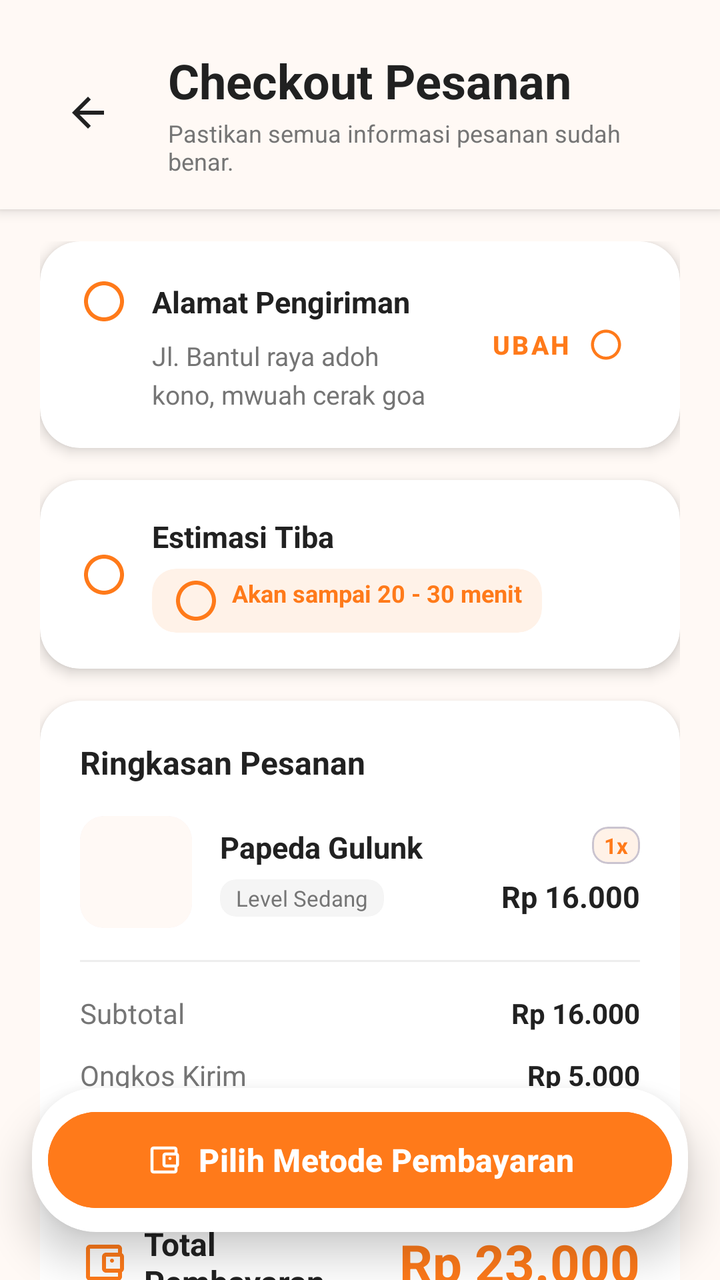
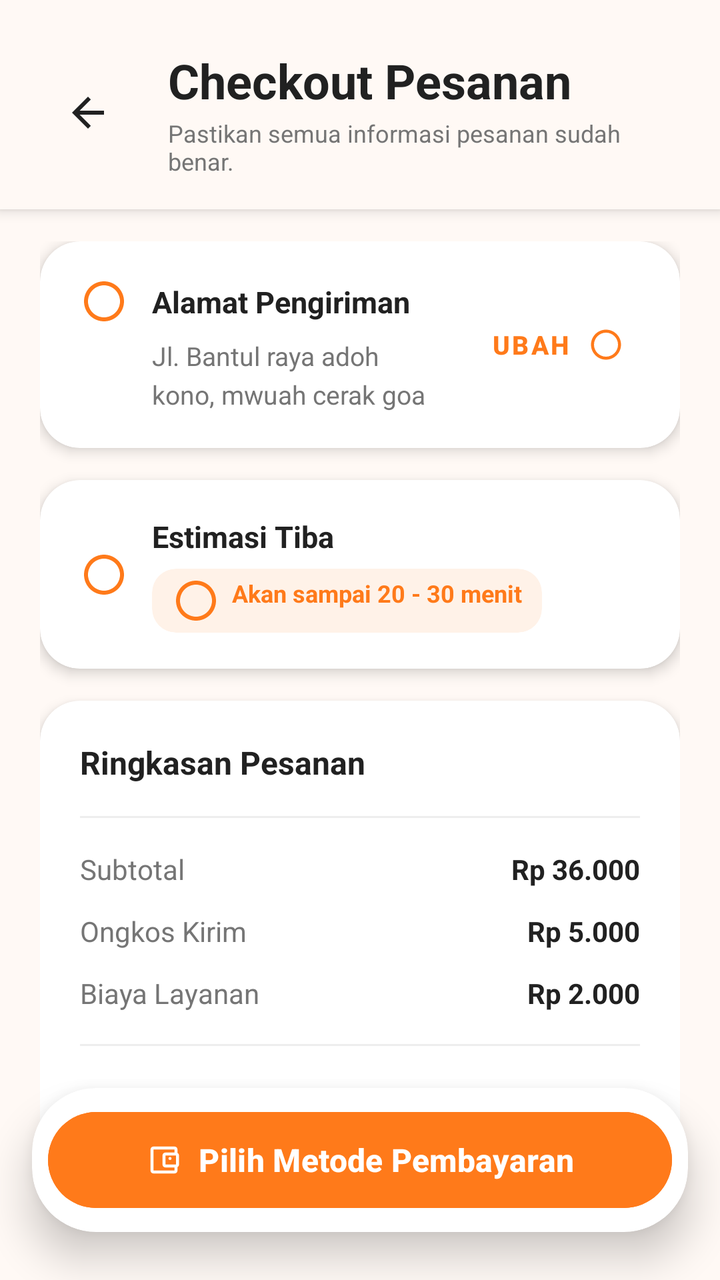

Screens rendered from an Android XML layout before and after an edit, with the pre-edit source and the edit as a unified diff.
<!-- AndroidManifest.xml: application theme Theme.Cemil_feels -->
<!-- res/layout/activity_checkout.xml -->
<?xml version="1.0" encoding="utf-8"?>
<androidx.constraintlayout.widget.ConstraintLayout xmlns:android="http://schemas.android.com/apk/res/android"
    xmlns:app="http://schemas.android.com/apk/res-auto"
    xmlns:tools="http://schemas.android.com/tools"
    android:layout_width="match_parent"
    android:layout_height="match_parent"
    android:background="#FFF9F5">

    
    <androidx.constraintlayout.widget.ConstraintLayout
        android:id="@+id/layout_checkout_header"
        android:layout_width="match_parent"
        android:layout_height="wrap_content"
        android:paddingHorizontal="20dp"
        android:paddingTop="24dp"
        android:paddingBottom="16dp"
        android:background="#FFF9F5"
        android:elevation="4dp"
        app:layout_constraintTop_toTopOf="parent">

        <ImageButton
            android:id="@+id/btn_checkout_back"
            android:layout_width="48dp"
            android:layout_height="48dp"
            android:background="?attr/selectableItemBackgroundBorderless"
            android:contentDescription="Kembali"
            app:srcCompat="@drawable/ic_arrow_back"
            app:tint="#212121"
            app:layout_constraintBottom_toBottomOf="parent"
            app:layout_constraintStart_toStartOf="parent"
            app:layout_constraintTop_toTopOf="parent" />

        <LinearLayout
            android:layout_width="0dp"
            android:layout_height="wrap_content"
            android:orientation="vertical"
            android:layout_marginStart="16dp"
            app:layout_constraintBottom_toBottomOf="@id/btn_checkout_back"
            app:layout_constraintEnd_toEndOf="parent"
            app:layout_constraintStart_toEndOf="@id/btn_checkout_back"
            app:layout_constraintTop_toTopOf="@id/btn_checkout_back">

            <TextView
                android:id="@+id/tv_checkout_title"
                android:layout_width="wrap_content"
                android:layout_height="wrap_content"
                android:text="Checkout Pesanan"
                android:textColor="#212121"
                android:textSize="24sp"
                android:textStyle="bold" />

            <TextView
                android:layout_width="wrap_content"
                android:layout_height="wrap_content"
                android:text="Pastikan semua informasi pesanan sudah benar."
                android:textColor="#757575"
                android:textSize="12sp"
                android:layout_marginTop="2dp" />
        </LinearLayout>
    </androidx.constraintlayout.widget.ConstraintLayout>

    
    <androidx.core.widget.NestedScrollView
        android:layout_width="match_parent"
        android:layout_height="0dp"
        android:clipToPadding="false"
        android:paddingHorizontal="20dp"
        android:paddingTop="16dp"
        android:paddingBottom="120dp"
        app:layout_constraintBottom_toBottomOf="parent"
        app:layout_constraintTop_toBottomOf="@id/layout_checkout_header">

        <LinearLayout
            android:layout_width="match_parent"
            android:layout_height="wrap_content"
            android:orientation="vertical">

            
            <com.google.android.material.card.MaterialCardView
                android:layout_width="match_parent"
                android:layout_height="wrap_content"
                android:layout_marginBottom="16dp"
                app:cardCornerRadius="20dp"
                app:cardElevation="4dp"
                app:strokeWidth="0dp"
                app:cardBackgroundColor="#FFFFFF">

                <androidx.constraintlayout.widget.ConstraintLayout
                    android:layout_width="match_parent"
                    android:layout_height="wrap_content"
                    android:paddingHorizontal="20dp"
                    android:paddingVertical="18dp">

                    <ImageView
                        android:id="@+id/iv_address_icon"
                        android:layout_width="24dp"
                        android:layout_height="24dp"
                        app:srcCompat="@drawable/ic_location_on"
                        app:tint="#FF7A1A"
                        app:layout_constraintStart_toStartOf="parent"
                        app:layout_constraintTop_toTopOf="parent"
                        android:contentDescription="Ikon Alamat" />

                    <TextView
                        android:id="@+id/tv_address_label"
                        android:layout_width="wrap_content"
                        android:layout_height="wrap_content"
                        android:layout_marginStart="12dp"
                        android:text="Alamat Pengiriman"
                        android:textColor="#212121"
                        android:textStyle="bold"
                        android:textSize="15sp"
                        app:layout_constraintStart_toEndOf="@id/iv_address_icon"
                        app:layout_constraintTop_toTopOf="@id/iv_address_icon"
                        app:layout_constraintBottom_toBottomOf="@id/iv_address_icon"/>

                    <TextView
                        android:id="@+id/tv_address_details"
                        android:layout_width="0dp"
                        android:layout_height="wrap_content"
                        android:layout_marginStart="12dp"
                        android:layout_marginTop="8dp"
                        android:layout_marginEnd="12dp"
                        android:text="Jl. Bantul raya adoh kono, mwuah cerak goa"
                        android:textColor="#757575"
                        android:textSize="13sp"
                        android:maxLines="2"
                        android:ellipsize="end"
                        android:lineSpacingExtra="4dp"
                        app:layout_constraintStart_toEndOf="@id/iv_address_icon"
                        app:layout_constraintEnd_toStartOf="@id/btn_change_address"
                        app:layout_constraintTop_toBottomOf="@id/tv_address_label" />

                    <com.google.android.material.button.MaterialButton
                        android:id="@+id/btn_change_address"
                        style="@style/Widget.MaterialComponents.Button.TextButton"
                        android:layout_width="wrap_content"
                        android:layout_height="40dp"
                        android:text="Ubah"
                        android:textSize="13sp"
                        android:textStyle="bold"
                        android:textColor="#FF7A1A"
                        app:icon="@drawable/ic_chevron_right"
                        app:iconTint="#FF7A1A"
                        app:iconGravity="end"
                        app:layout_constraintBottom_toBottomOf="parent"
                        app:layout_constraintEnd_toEndOf="parent"
                        app:layout_constraintTop_toTopOf="parent" />
                </androidx.constraintlayout.widget.ConstraintLayout>
            </com.google.android.material.card.MaterialCardView>

            
            <com.google.android.material.card.MaterialCardView
                android:layout_width="match_parent"
                android:layout_height="wrap_content"
                android:layout_marginBottom="16dp"
                app:cardCornerRadius="20dp"
                app:cardElevation="4dp"
                app:strokeWidth="0dp"
                app:cardBackgroundColor="#FFFFFF">

                <androidx.constraintlayout.widget.ConstraintLayout
                    android:layout_width="match_parent"
                    android:layout_height="wrap_content"
                    android:paddingHorizontal="20dp"
                    android:paddingVertical="18dp">

                    <ImageView
                        android:id="@+id/iv_delivery_icon"
                        android:layout_width="24dp"
                        android:layout_height="24dp"
                        app:srcCompat="@drawable/ic_local_shipping"
                        app:tint="#FF7A1A"
                        app:layout_constraintBottom_toBottomOf="parent"
                        app:layout_constraintStart_toStartOf="parent"
                        app:layout_constraintTop_toTopOf="parent"
                        android:contentDescription="Ikon Estimasi" />

                    <TextView
                        android:id="@+id/tv_delivery_label"
                        android:layout_width="wrap_content"
                        android:layout_height="wrap_content"
                        android:layout_marginStart="12dp"
                        android:text="Estimasi Tiba"
                        android:textColor="#212121"
                        android:textStyle="bold"
                        android:textSize="15sp"
                        app:layout_constraintStart_toEndOf="@id/iv_delivery_icon"
                        app:layout_constraintTop_toTopOf="parent"
                        app:layout_constraintBottom_toTopOf="@id/badge_eta"
                        app:layout_constraintVertical_chainStyle="packed" />

                    
                    <com.google.android.material.card.MaterialCardView
                        android:id="@+id/badge_eta"
                        android:layout_width="wrap_content"
                        android:layout_height="wrap_content"
                        android:layout_marginTop="6dp"
                        android:layout_marginStart="12dp"
                        app:cardBackgroundColor="#FFF2E8"
                        app:cardCornerRadius="12dp"
                        app:cardElevation="0dp"
                        app:strokeWidth="0dp"
                        app:layout_constraintStart_toEndOf="@id/iv_delivery_icon"
                        app:layout_constraintTop_toBottomOf="@id/tv_delivery_label"
                        app:layout_constraintBottom_toBottomOf="parent">

                        <TextView
                            android:id="@+id/tv_delivery_eta"
                            android:layout_width="wrap_content"
                            android:layout_height="wrap_content"
                            android:paddingHorizontal="10dp"
                            android:paddingVertical="4dp"
                            android:text="Akan sampai 20 - 30 menit"
                            android:textColor="#FF7A1A"
                            android:textSize="12sp"
                            android:textStyle="bold"
                            android:drawablePadding="6dp"
                            app:drawableStartCompat="@drawable/ic_access_time"
                            app:drawableTint="#FF7A1A" />
                    </com.google.android.material.card.MaterialCardView>

                </androidx.constraintlayout.widget.ConstraintLayout>
            </com.google.android.material.card.MaterialCardView>

            
            <com.google.android.material.card.MaterialCardView
                android:layout_width="match_parent"
                android:layout_height="wrap_content"
                android:layout_marginBottom="16dp"
                app:cardCornerRadius="20dp"
                app:cardElevation="4dp"
                app:strokeWidth="0dp"
                app:cardBackgroundColor="#FFFFFF">

                <LinearLayout
                    android:layout_width="match_parent"
                    android:layout_height="wrap_content"
                    android:orientation="vertical"
                    android:paddingHorizontal="20dp"
                    android:paddingVertical="20dp">

                    <TextView
                        android:layout_width="wrap_content"
                        android:layout_height="wrap_content"
                        android:text="Ringkasan Pesanan"
                        android:textColor="#212121"
                        android:textStyle="bold"
                        android:textSize="16sp"
                        android:layout_marginBottom="16dp" />

                    
                    <LinearLayout
                        android:layout_width="match_parent"
                        android:layout_height="wrap_content"
                        android:orientation="horizontal"
                        android:gravity="center_vertical"
                        android:layout_marginBottom="16dp">

                        <com.google.android.material.card.MaterialCardView
                            android:layout_width="56dp"
                            android:layout_height="56dp"
                            app:cardCornerRadius="12dp"
                            app:cardElevation="0dp"
                            app:strokeWidth="0dp">
                            <ImageView
                                android:id="@+id/iv_summary_item_image"
                                android:layout_width="match_parent"
                                android:layout_height="match_parent"
                                android:scaleType="centerCrop"
                                android:background="#FFF9F5" />
                        </com.google.android.material.card.MaterialCardView>

                        <LinearLayout
                            android:layout_width="0dp"
                            android:layout_height="wrap_content"
                            android:layout_weight="1"
                            android:orientation="vertical"
                            android:layout_marginStart="14dp">

                            <TextView
                                android:id="@+id/tv_summary_item_name"
                                android:layout_width="wrap_content"
                                android:layout_height="wrap_content"
                                android:text="Papeda Gulunk"
                                android:textColor="#212121"
                                android:textStyle="bold"
                                android:textSize="15sp" />

                            <com.google.android.material.card.MaterialCardView
                                android:layout_width="wrap_content"
                                android:layout_height="wrap_content"
                                android:layout_marginTop="6dp"
                                app:cardBackgroundColor="#F5F5F5"
                                app:cardCornerRadius="8dp"
                                app:cardElevation="0dp"
                                app:strokeWidth="0dp">
                                <TextView
                                    android:id="@+id/tv_summary_item_level"
                                    android:layout_width="wrap_content"
                                    android:layout_height="wrap_content"
                                    android:paddingHorizontal="8dp"
                                    android:paddingVertical="2dp"
                                    android:text="Level Sedang"
                                    android:textColor="#757575"
                                    android:textSize="11sp" />
                            </com.google.android.material.card.MaterialCardView>
                        </LinearLayout>

                        <LinearLayout
                            android:layout_width="wrap_content"
                            android:layout_height="wrap_content"
                            android:orientation="vertical"
                            android:gravity="end">

                            <com.google.android.material.card.MaterialCardView
                                android:layout_width="wrap_content"
                                android:layout_height="wrap_content"
                                android:layout_marginBottom="6dp"
                                app:cardBackgroundColor="#FFF2E8"
                                app:cardCornerRadius="8dp"
                                app:cardElevation="0dp">
                                <TextView
                                    android:layout_width="wrap_content"
                                    android:layout_height="wrap_content"
                                    android:paddingHorizontal="6dp"
                                    android:paddingVertical="2dp"
                                    android:text="1x"
                                    android:textColor="#FF7A1A"
                                    android:textSize="11sp"
                                    android:textStyle="bold"/>
                            </com.google.android.material.card.MaterialCardView>

                            <TextView
                                android:id="@+id/tv_summary_item_price_qty"
                                android:layout_width="wrap_content"
                                android:layout_height="wrap_content"
                                android:text="Rp 16.000"
                                android:textColor="#212121"
                                android:textSize="15sp"
                                android:textStyle="bold" />
                        </LinearLayout>
                    </LinearLayout>

                    <View
                        android:layout_width="match_parent"
                        android:layout_height="1dp"
                        android:background="#EEEEEE"
                        android:layout_marginBottom="16dp" />

                    
                    <LinearLayout
                        android:layout_width="match_parent"
                        android:layout_height="wrap_content"
                        android:orientation="horizontal"
                        android:layout_marginBottom="12dp">
                        <TextView
                            android:layout_width="0dp"
                            android:layout_height="wrap_content"
                            android:layout_weight="1"
                            android:text="Subtotal"
                            android:textColor="#757575"
                            android:textSize="14sp" />
                        <TextView
                            android:id="@+id/tv_checkout_subtotal"
                            android:layout_width="wrap_content"
                            android:layout_height="wrap_content"
                            android:text="Rp 16.000"
                            android:textColor="#212121"
                            android:textSize="14sp"
                            android:textStyle="bold" />
                    </LinearLayout>

                    
                    <LinearLayout
                        android:layout_width="match_parent"
                        android:layout_height="wrap_content"
                        android:orientation="horizontal"
                        android:layout_marginBottom="12dp">
                        <TextView
                            android:layout_width="0dp"
                            android:layout_height="wrap_content"
                            android:layout_weight="1"
                            android:text="Ongkos Kirim"
                            android:textColor="#757575"
                            android:textSize="14sp" />
                        <TextView
                            android:layout_width="wrap_content"
                            android:layout_height="wrap_content"
                            android:text="Rp 5.000"
                            android:textColor="#212121"
                            android:textSize="14sp"
                            android:textStyle="bold" />
                    </LinearLayout>

                    
                    <LinearLayout
                        android:layout_width="match_parent"
                        android:layout_height="wrap_content"
                        android:orientation="horizontal"
                        android:layout_marginBottom="16dp">
                        <TextView
                            android:layout_width="0dp"
                            android:layout_height="wrap_content"
                            android:layout_weight="1"
                            android:text="Biaya Layanan"
                            android:textColor="#757575"
                            android:textSize="14sp" />
                        <TextView
                            android:layout_width="wrap_content"
                            android:layout_height="wrap_content"
                            android:text="Rp 2.000"
                            android:textColor="#212121"
                            android:textSize="14sp"
                            android:textStyle="bold" />
                    </LinearLayout>

                    <View
                        android:layout_width="match_parent"
                        android:layout_height="1dp"
                        android:background="#EEEEEE"
                        android:layout_marginBottom="16dp" />

                    
                    <LinearLayout
                        android:layout_width="match_parent"
                        android:layout_height="wrap_content"
                        android:orientation="horizontal"
                        android:gravity="center_vertical">

                        <TextView
                            android:layout_width="0dp"
                            android:layout_height="wrap_content"
                            android:layout_weight="1"
                            android:text="Total Pembayaran"
                            android:textColor="#212121"
                            android:textSize="16sp"
                            android:textStyle="bold"
                            app:drawableStartCompat="@drawable/ic_wallet"
                            app:drawableTint="#FF7A1A"
                            android:drawablePadding="8dp"/>

                        <TextView
                            android:id="@+id/tv_checkout_total"
                            android:layout_width="wrap_content"
                            android:layout_height="wrap_content"
                            android:text="Rp 23.000"
                            android:textColor="#FF7A1A"
                            android:textSize="26sp"
                            android:textStyle="bold" />
                    </LinearLayout>

                </LinearLayout>
            </com.google.android.material.card.MaterialCardView>

        </LinearLayout>
    </androidx.core.widget.NestedScrollView>

    
    <com.google.android.material.card.MaterialCardView
        android:id="@+id/card_bottom_bar"
        android:layout_width="match_parent"
        android:layout_height="wrap_content"
        android:layout_marginHorizontal="16dp"
        android:layout_marginBottom="24dp"
        app:cardBackgroundColor="#FFFFFF"
        app:cardCornerRadius="32dp"
        app:cardElevation="12dp"
        app:strokeWidth="0dp"
        app:layout_constraintBottom_toBottomOf="parent">

        <androidx.constraintlayout.widget.ConstraintLayout
            android:layout_width="match_parent"
            android:layout_height="wrap_content"
            android:padding="8dp">

            
            <com.google.android.material.button.MaterialButton
                android:id="@+id/btn_select_payment"
                android:layout_width="match_parent"
                android:layout_height="56dp"
                android:backgroundTint="#FF7A1A"
                android:text="Pilih Metode Pembayaran"
                android:textColor="#FFFFFF"
                android:textSize="16sp"
                android:textStyle="bold"
                app:cornerRadius="28dp"
                app:elevation="0dp"
                app:icon="@drawable/ic_wallet"
                app:iconGravity="textStart"
                app:iconTint="#FFFFFF"
                app:layout_constraintBottom_toBottomOf="parent"
                app:layout_constraintEnd_toEndOf="parent"
                app:layout_constraintStart_toStartOf="parent"
                app:layout_constraintTop_toTopOf="parent" />

        </androidx.constraintlayout.widget.ConstraintLayout>
    </com.google.android.material.card.MaterialCardView>

</androidx.constraintlayout.widget.ConstraintLayout>
<!-- resources referenced by this layout -->
<resources>
  <!-- drawable ic_access_time (drawable) -->
  <vector xmlns:android="http://schemas.android.com/apk/res/android" android:width="24dp" android:height="24dp" android:viewportWidth="24" android:viewportHeight="24" android:tint="?attr/colorControlNormal"><path android:fillColor="@android:color/white" android:pathData="M12,2C6.48,2 2,6.48 2,12s4.48,10 10,10 10,-4.48 10,-10S17.52,2 12,2zM12,20c-4.41,0 -8,-3.59 -8,-8s3.59,-8 8,-8 8,3.59 8,8 -3.59,8 -8,8z"/></vector>
  <!-- drawable ic_arrow_back (drawable) -->
  <vector xmlns:android="http://schemas.android.com/apk/res/android"
      android:width="24dp"
      android:height="24dp"
      android:viewportWidth="24"
      android:viewportHeight="24">
    <path
        android:fillColor="#FF2C2C2C"
        android:pathData="M20,11H7.83l5.59,-5.59L12,4l-8,8 8,8 1.41,-1.41L7.83,13H20v-2z"/>
  </vector>
  <!-- drawable ic_chevron_right (drawable) -->
  <vector xmlns:android="http://schemas.android.com/apk/res/android" android:width="24dp" android:height="24dp" android:viewportWidth="24" android:viewportHeight="24" android:tint="?attr/colorControlNormal"><path android:fillColor="@android:color/white" android:pathData="M12,2C6.48,2 2,6.48 2,12s4.48,10 10,10 10,-4.48 10,-10S17.52,2 12,2zM12,20c-4.41,0 -8,-3.59 -8,-8s3.59,-8 8,-8 8,3.59 8,8 -3.59,8 -8,8z"/></vector>
  <!-- drawable ic_local_shipping (drawable) -->
  <vector xmlns:android="http://schemas.android.com/apk/res/android" android:width="24dp" android:height="24dp" android:viewportWidth="24" android:viewportHeight="24" android:tint="?attr/colorControlNormal"><path android:fillColor="@android:color/white" android:pathData="M12,2C6.48,2 2,6.48 2,12s4.48,10 10,10 10,-4.48 10,-10S17.52,2 12,2zM12,20c-4.41,0 -8,-3.59 -8,-8s3.59,-8 8,-8 8,3.59 8,8 -3.59,8 -8,8z"/></vector>
  <!-- drawable ic_location_on (drawable) -->
  <vector xmlns:android="http://schemas.android.com/apk/res/android" android:width="24dp" android:height="24dp" android:viewportWidth="24" android:viewportHeight="24" android:tint="?attr/colorControlNormal"><path android:fillColor="@android:color/white" android:pathData="M12,2C6.48,2 2,6.48 2,12s4.48,10 10,10 10,-4.48 10,-10S17.52,2 12,2zM12,20c-4.41,0 -8,-3.59 -8,-8s3.59,-8 8,-8 8,3.59 8,8 -3.59,8 -8,8z"/></vector>
  <!-- drawable ic_wallet (drawable) -->
  <vector xmlns:android="http://schemas.android.com/apk/res/android"
      android:width="24dp"
      android:height="24dp"
      android:viewportWidth="24"
      android:viewportHeight="24">
    <path
        android:fillColor="@color/colorPrimary"
        android:pathData="M21,7.28V5c0,-1.1 -0.9,-2 -2,-2H5C3.9,3 3,3.9 3,5v14c0,1.1 0.9,2 2,2h14c1.1,0 2,-0.9 2,-2v-2.28c0.59,-0.35 1,-0.98 1,-1.72V9c0,-0.74 -0.41,-1.37 -1,-1.72zM20,9v6h-7V9H20zM5,19V5h14v2h-6c-1.1,0 -2,0.9 -2,2v6c0,1.1 0.9,2 2,2h6v2H5zM16,12c-0.55,0 -1,-0.45 -1,-1s0.45,-1 1,-1 1,0.45 1,1 -0.45,1 -1,1z"/>
  </vector>
  <style name="Theme.Cemil_feels" parent="Base.Theme.Cemil_feels" />
  <color name="colorPrimary">#FF914D</color>
  <style name="Base.Theme.Cemil_feels" parent="Theme.Material3.DayNight.NoActionBar">
          
          
      </style>
</resources>

<!-- the commit's change to res/layout/activity_checkout.xml (unified diff, before → after) -->
@@ -251,96 +251,10 @@
 
                     
                     <LinearLayout
-                        android:layout_width="match_parent"
-                        android:layout_height="wrap_content"
-                        android:orientation="horizontal"
-                        android:gravity="center_vertical"
-                        android:layout_marginBottom="16dp">
-
-                        <com.google.android.material.card.MaterialCardView
-                            android:layout_width="56dp"
-                            android:layout_height="56dp"
-                            app:cardCornerRadius="12dp"
-                            app:cardElevation="0dp"
-                            app:strokeWidth="0dp">
-                            <ImageView
-                                android:id="@+id/iv_summary_item_image"
-                                android:layout_width="match_parent"
-                                android:layout_height="match_parent"
-                                android:scaleType="centerCrop"
-                                android:background="#FFF9F5" />
-                        </com.google.android.material.card.MaterialCardView>
-
-                        <LinearLayout
-                            android:layout_width="0dp"
-                            android:layout_height="wrap_content"
-                            android:layout_weight="1"
-                            android:orientation="vertical"
-                            android:layout_marginStart="14dp">
-
-                            <TextView
-                                android:id="@+id/tv_summary_item_name"
-                                android:layout_width="wrap_content"
-                                android:layout_height="wrap_content"
-                                android:text="Papeda Gulunk"
-                                android:textColor="#212121"
-                                android:textStyle="bold"
-                                android:textSize="15sp" />
-
-                            <com.google.android.material.card.MaterialCardView
-                                android:layout_width="wrap_content"
-                                android:layout_height="wrap_content"
-                                android:layout_marginTop="6dp"
-                                app:cardBackgroundColor="#F5F5F5"
-                                app:cardCornerRadius="8dp"
-                                app:cardElevation="0dp"
-                                app:strokeWidth="0dp">
-                                <TextView
-                                    android:id="@+id/tv_summary_item_level"
-                                    android:layout_width="wrap_content"
-                                    android:layout_height="wrap_content"
-                                    android:paddingHorizontal="8dp"
-                                    android:paddingVertical="2dp"
-                                    android:text="Level Sedang"
-                                    android:textColor="#757575"
-                                    android:textSize="11sp" />
-                            </com.google.android.material.card.MaterialCardView>
-                        </LinearLayout>
-
-                        <LinearLayout
-                            android:layout_width="wrap_content"
-                            android:layout_height="wrap_content"
-                            android:orientation="vertical"
-                            android:gravity="end">
-
-                            <com.google.android.material.card.MaterialCardView
-                                android:layout_width="wrap_content"
-                                android:layout_height="wrap_content"
-                                android:layout_marginBottom="6dp"
-                                app:cardBackgroundColor="#FFF2E8"
-                                app:cardCornerRadius="8dp"
-                                app:cardElevation="0dp">
-                                <TextView
-                                    android:layout_width="wrap_content"
-                                    android:layout_height="wrap_content"
-                                    android:paddingHorizontal="6dp"
-                                    android:paddingVertical="2dp"
-                                    android:text="1x"
-                                    android:textColor="#FF7A1A"
-                                    android:textSize="11sp"
-                                    android:textStyle="bold"/>
-                            </com.google.android.material.card.MaterialCardView>
-
-                            <TextView
-                                android:id="@+id/tv_summary_item_price_qty"
-                                android:layout_width="wrap_content"
-                                android:layout_height="wrap_content"
-                                android:text="Rp 16.000"
-                                android:textColor="#212121"
-                                android:textSize="15sp"
-                                android:textStyle="bold" />
-                        </LinearLayout>
-                    </LinearLayout>
+                        android:id="@+id/layout_order_items_container"
+                        android:layout_width="match_parent"
+                        android:layout_height="wrap_content"
+                        android:orientation="vertical" />
 
                     <View
                         android:layout_width="match_parent"
@@ -365,7 +279,7 @@
                             android:id="@+id/tv_checkout_subtotal"
                             android:layout_width="wrap_content"
                             android:layout_height="wrap_content"
-                            android:text="Rp 16.000"
+                            android:text="Rp 36.000"
                             android:textColor="#212121"
                             android:textSize="14sp"
                             android:textStyle="bold" />
@@ -444,7 +358,7 @@
                             android:id="@+id/tv_checkout_total"
                             android:layout_width="wrap_content"
                             android:layout_height="wrap_content"
-                            android:text="Rp 23.000"
+                            android:text="Rp 43.000"
                             android:textColor="#FF7A1A"
                             android:textSize="26sp"
                             android:textStyle="bold" />
